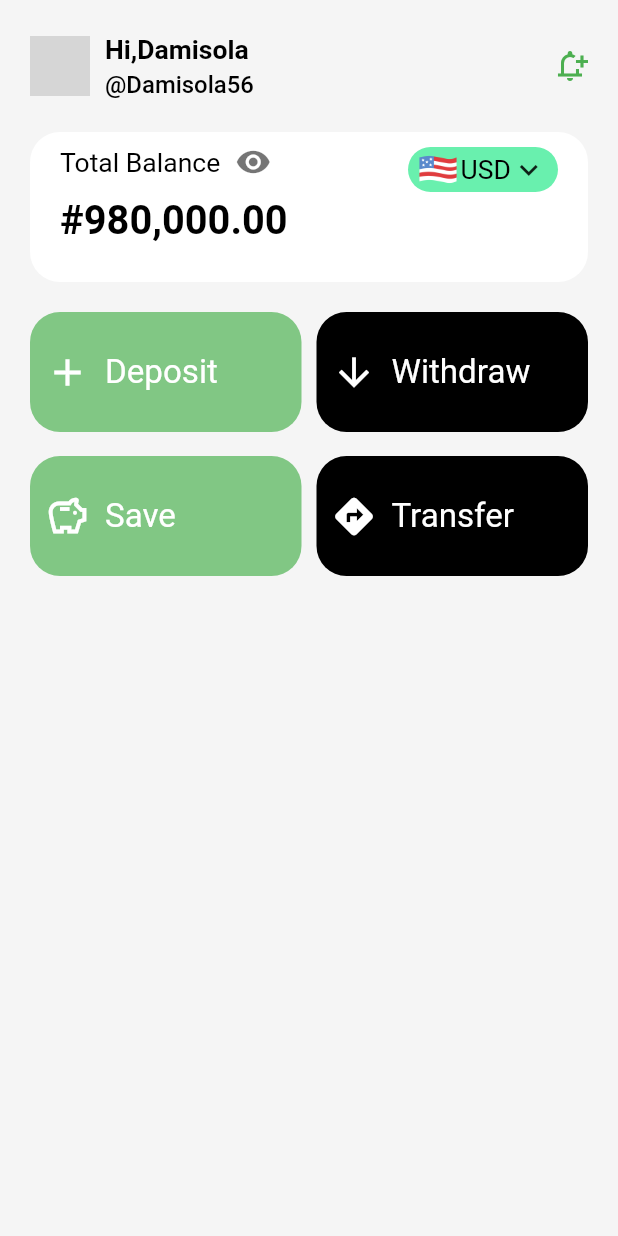
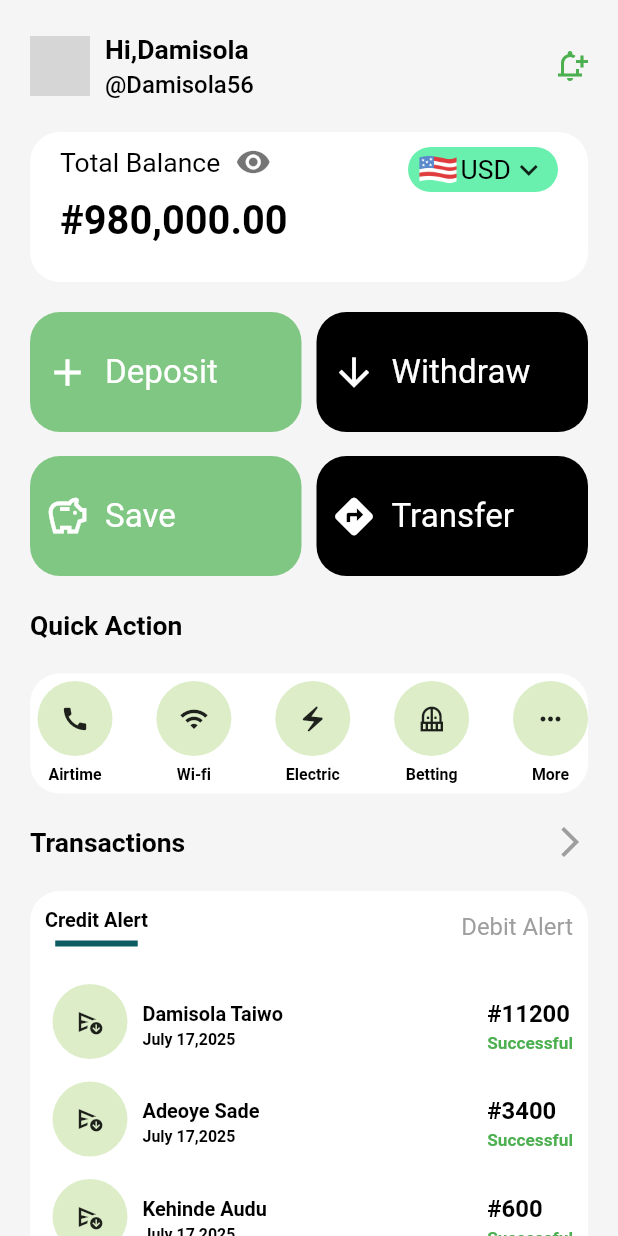
Before and after one commit to DamisolaT/usaveApp, a Flutter app: the DashboardPage screen opened by its route, on a phone screen of 412 x 824 dp. Run offline on Flutter 3.47's test engine with Material 3 defaults, Android fonts, the phone set to English and light mode, and no system bars; our stand-ins replace flutter_screenutil; Roboto replaces fonts that are missing (Quicksand); grey boxes are pictures that could not be loaded.

Commit message:
feat:dashboard added

```diff
--- a/lib/features/dashboard/dashboard.dart
+++ b/lib/features/dashboard/dashboard.dart
@@ -1,4 +1,8 @@
 import 'package:flutter/material.dart';
+
+import 'package:my_naija_bank/features/dashboard/dashboard_widgets/dashboard.dart';
+import 'package:my_naija_bank/features/dashboard/dashboard_widgets/quick_action.dart';
+import 'package:my_naija_bank/features/dashboard/dashboard_widgets/transaction.dart';
 import 'package:my_naija_bank/shared/assets/assets.dart';
 import 'package:my_naija_bank/shared/constants/custom_text.dart';
 
@@ -9,10 +13,12 @@ class DashboardPage extends StatelessWidget {
   Widget build(BuildContext context) {
     return Scaffold(
       backgroundColor: Colors.grey.shade100,
-      body: SafeArea(
+      body: SingleChildScrollView(
+        child: SafeArea(
           child: Padding(
             padding: const EdgeInsets.symmetric(horizontal: 20),
             child: Column(
+              crossAxisAlignment: CrossAxisAlignment.start,
               children: [
                 SizedBox(height: 20),
                 Row(
@@ -108,72 +114,166 @@ class DashboardPage extends StatelessWidget {
                 Column(
                   children: [
                     Row(
-
-                    children:  [
+                      children: [
                         Expanded(
                           child: DashboardContainer(
                             title: 'Deposit',
-                          icon: Icons.add, color: Colors.green[300]!,
+                            icon: Icons.add,
+                            color: Colors.green[300]!,
                           ),
                         ),
-                      SizedBox(width: 10,),
-                      Expanded(child: DashboardContainer(title: 'Withdraw', icon: Icons.arrow_downward, color: Colors.black,)),
+                        SizedBox(width: 10),
+                        Expanded(
+                          child: DashboardContainer(
+                            title: 'Withdraw',
+                            icon: Icons.arrow_downward,
+                            color: Colors.black,
+                          ),
+                        ),
                       ],
                     ),
                     SizedBox(height: 16),
                     Row(
-
-                    children:  [
+                      children: [
                         Expanded(
                           child: DashboardContainer(
                             title: 'Save',
-                          icon: Icons.savings_outlined, color: Colors.green[300]!,
+                            icon: Icons.savings_outlined,
+                            color: Colors.green[300]!,
                           ),
                         ),
-                      SizedBox(width: 10,),
-                      Expanded(child: DashboardContainer(title: 'Transfer', icon: Icons.directions, color: Colors.black,)),
+                        SizedBox(width: 10),
+                        Expanded(
+                          child: DashboardContainer(
+                            title: 'Transfer',
+                            icon: Icons.directions,
+                            color: Colors.black,
+                          ),
+                        ),
                       ],
                     ),
                   ],
                 ),
+                SizedBox(height: 20),
+                CustomText(
+                  text: 'Quick Action',
+                  color: Colors.black,
+                  fontSize: 20,
+                  fontWeight: FontWeight.w700,
+                ),
+                SizedBox(height: 20),
+                Container(
+                  height: 80,
+                  decoration: BoxDecoration(
+                    color: Colors.white,
+                    borderRadius: BorderRadius.circular(20),
+                  ),
+                  child: Row(
+                    mainAxisAlignment: MainAxisAlignment.spaceBetween,
+                    children: [
+                      OuickActionContainer(icon: Icons.call, title: 'Airtime'),
+                      OuickActionContainer(icon: Icons.wifi, title: 'Wi-fi'),
+                      OuickActionContainer(
+                        icon: Icons.electric_bolt,
+                        title: 'Electric',
+                      ),
+                      OuickActionContainer(
+                        icon: Icons.balcony_outlined,
+                        title: 'Betting',
+                      ),
+                      OuickActionContainer(
+                        icon: Icons.more_horiz_outlined,
+                        title: 'More',
+                      ),
                     ],
+                  ),
+                ),
+                SizedBox(height: 20),
+                Row(
+                  mainAxisAlignment: MainAxisAlignment.spaceBetween,
+                  children: [
+                    CustomText(
+                      text: 'Transactions',
+                      color: Colors.black,
+                      fontSize: 20,
+                      fontWeight: FontWeight.w700,
+                    ),
+                    Icon(Icons.arrow_forward_ios_sharp, color: Colors.grey),
+                  ],
+                ),
+                SizedBox(height: 20),
+                Container(
+                  decoration: BoxDecoration(
+                    color: Colors.white,
+                    borderRadius: BorderRadius.circular(20),
+                  ),
+                  child: Padding(
+                    padding: const EdgeInsets.symmetric(horizontal: 10),
+                    child: Column(
+                      children: [
+                        Padding(
+                          padding: const EdgeInsets.fromLTRB(0, 10, 0, 0),
+                          child: Row(
+                            mainAxisAlignment: MainAxisAlignment.spaceBetween,
+                            children: [
+                              Column(
+                                children: [
+                                  CustomText(
+                                    text: 'Credit Alert',
+                                    color: Colors.black,
+                                    fontSize: 15,
+                                    fontWeight: FontWeight.w700,
+                                  ),
+                                  SizedBox(height: 4),
+                                  Container(
+                                    height: 4,
+                                    width: 55,
+                                    color: Color(0xFF0D5C63),
+                                  ),
+                                ],
+                              ),
+                              CustomText(
+                                text: 'Debit Alert',
+                                color: Colors.grey,
+                                fontSize: 18,
+                              ),
+                            ],
+                          ),
+                        ),
+                        SizedBox(height: 20),
+                        TransactionsContainer(
+                          name: 'Damisola Taiwo',
+                          amount: '#11200',
+                        ),
+                        TransactionsContainer(
+                          name: 'Adeoye Sade',
+                          amount: '#3400',
+                        ),
+                        TransactionsContainer(
+                          name: 'Kehinde Audu',
+                          amount: '#600',
+                        ),
+                        TransactionsContainer(
+                          name: 'Damisola Taiwo',
+                          amount: '#11200',
+                        ),
+                        TransactionsContainer(
+                          name: 'Adeoye Sade',
+                          amount: '#3400',
+                        ),
+                        TransactionsContainer(
+                          name: 'Kehinde Audu',
+                          amount: '#600',
+                        ),
+                      ],
+                    ),
+                  ),
+                ),
+              ],
+            ),
           ),
         ),
       ),
     );
   }
 }
-
-class DashboardContainer extends StatelessWidget {
-  const DashboardContainer({
-    super.key,
-    required this.title,
-    required this.icon, required this.color,
-  });
-
-  final String title;
-  final IconData icon;
-  final Color color;
-
-  @override
-  Widget build(BuildContext context) {
-    return Container(
-      height: 80,
-      width: 180,
-      decoration: BoxDecoration(
-        borderRadius: BorderRadius.circular(20),
-        color: color,
-      ),
-      child: Padding(
-        padding: const EdgeInsets.symmetric(horizontal: 10),
-        child: Row(
-          children: [
-            Icon(icon, size: 30, color: Colors.white),
-            const SizedBox(width: 10),
-            CustomText(text: title, fontSize: 25, color: Colors.white),
-          ],
-        ),
-      ),
-    );
-  }
-}
--- /dev/null
+++ b/lib/features/dashboard/dashboard_widgets/dashboard.dart
@@ -0,0 +1,37 @@
+import 'package:flutter/material.dart';
+import 'package:my_naija_bank/shared/constants/custom_text.dart';
+
+class DashboardContainer extends StatelessWidget {
+  const DashboardContainer({
+    super.key,
+    required this.title,
+    required this.icon,
+    required this.color,
+  });
+
+  final String title;
+  final IconData icon;
+  final Color color;
+
+  @override
+  Widget build(BuildContext context) {
+    return Container(
+      height: 80,
+      width: 180,
+      decoration: BoxDecoration(
+        borderRadius: BorderRadius.circular(20),
+        color: color,
+      ),
+      child: Padding(
+        padding: const EdgeInsets.symmetric(horizontal: 10),
+        child: Row(
+          children: [
+            Icon(icon, size: 30, color: Colors.white),
+            const SizedBox(width: 10),
+            CustomText(text: title, fontSize: 25, color: Colors.white),
+          ],
+        ),
+      ),
+    );
+  }
+}
--- /dev/null
+++ b/lib/features/dashboard/dashboard_widgets/quick_action.dart
@@ -0,0 +1,42 @@
+import 'package:flutter/material.dart';
+import 'package:my_naija_bank/shared/constants/custom_text.dart';
+
+class OuickActionContainer extends StatelessWidget {
+  const OuickActionContainer({
+    super.key,
+    required this.icon,
+    required this.title,
+    this.isTitle = true,
+  });
+  final IconData icon;
+  final String title;
+  final bool isTitle;
+
+  @override
+  Widget build(BuildContext context) {
+    return Padding(
+      padding: const EdgeInsets.fromLTRB(5, 5, 0, 5),
+      child: Column(
+        children: [
+          Container(
+            width: 50,
+            height: 50,
+            decoration: BoxDecoration(
+              shape: BoxShape.circle,
+              color: Colors.lightGreen.shade100,
+            ),
+            child: Center(child: Icon(icon, size: 20)),
+          ),
+          SizedBox(height: 5),
+          if (isTitle)
+            CustomText(
+              text: title,
+              color: Colors.black,
+              fontSize: 12,
+              fontWeight: FontWeight.w600,
+            ),
+        ],
+      ),
+    );
+  }
+}
--- /dev/null
+++ b/lib/features/dashboard/dashboard_widgets/transaction.dart
@@ -0,0 +1,66 @@
+import 'package:flutter/material.dart';
+import 'package:my_naija_bank/features/dashboard/dashboard_widgets/quick_action.dart';
+import 'package:my_naija_bank/shared/constants/custom_text.dart';
+
+class TransactionsContainer extends StatelessWidget {
+  const TransactionsContainer({
+    super.key,
+    required this.name,
+    required this.amount,
+  });
+  final String name;
+  final String amount;
+  @override
+  Widget build(BuildContext context) {
+    return Row(
+      mainAxisAlignment: MainAxisAlignment.spaceBetween,
+      children: [
+        Row(
+          children: [
+            OuickActionContainer(
+              icon: Icons.send_and_archive_outlined,
+              isTitle: false,
+              title: '',
+            ),
+            SizedBox(width: 10),
+            Column(
+              crossAxisAlignment: CrossAxisAlignment.start,
+              children: [
+                CustomText(
+                  text: name,
+                  color: Colors.black,
+                  fontSize: 15,
+                  fontWeight: FontWeight.w700,
+                ),
+                CustomText(
+                  text: 'July 17,2025',
+                  color: Colors.black,
+                  fontSize: 12,
+                  fontWeight: FontWeight.w600,
+                ),
+              ],
+            ),
+          ],
+        ),
+
+        Column(
+          crossAxisAlignment: CrossAxisAlignment.start,
+          children: [
+            CustomText(
+              text: amount,
+              color: Colors.black,
+              fontSize: 18,
+              fontWeight: FontWeight.w700,
+            ),
+            CustomText(
+              text: 'Successful',
+              color: Colors.green,
+              fontSize: 13,
+              fontWeight: FontWeight.w700,
+            ),
+          ],
+        ),
+      ],
+    );
+  }
+}
--- a/pubspec.yaml
+++ b/pubspec.yaml
@@ -36,6 +36,7 @@ dependencies:
   cupertino_icons: ^1.0.8
   get: ^4.7.2
   flutter_screenutil: ^5.9.3
+  flutter_dash: ^1.0.0
 
 dev_dependencies:
   flutter_test:
```
Also changed, not shown: pubspec.lock. Lines whose indentation alone changed are shown as unchanged.
